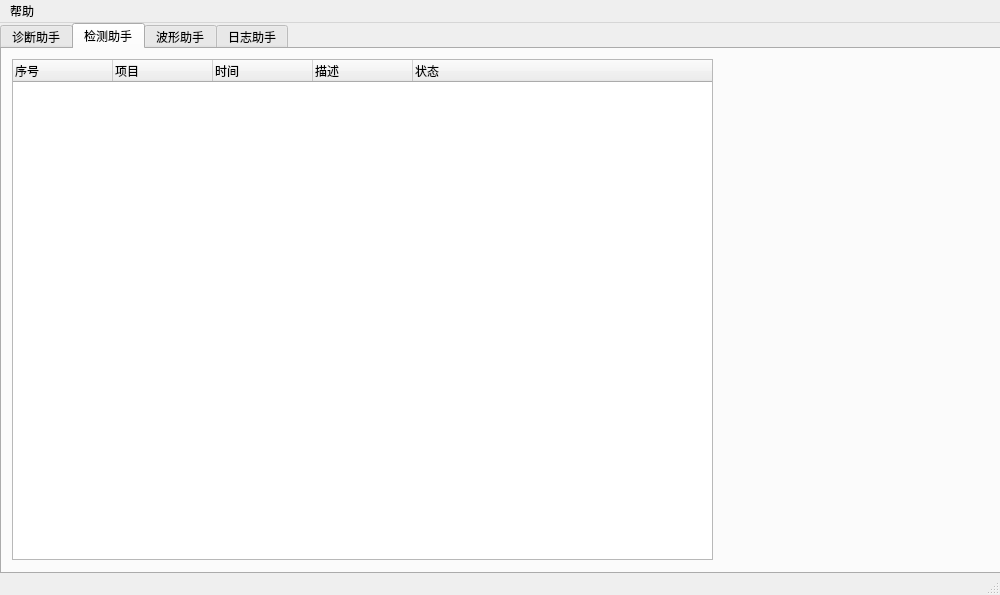
onlycalm/litchi_py, file ui/MainWin.ui: the form before one commit.
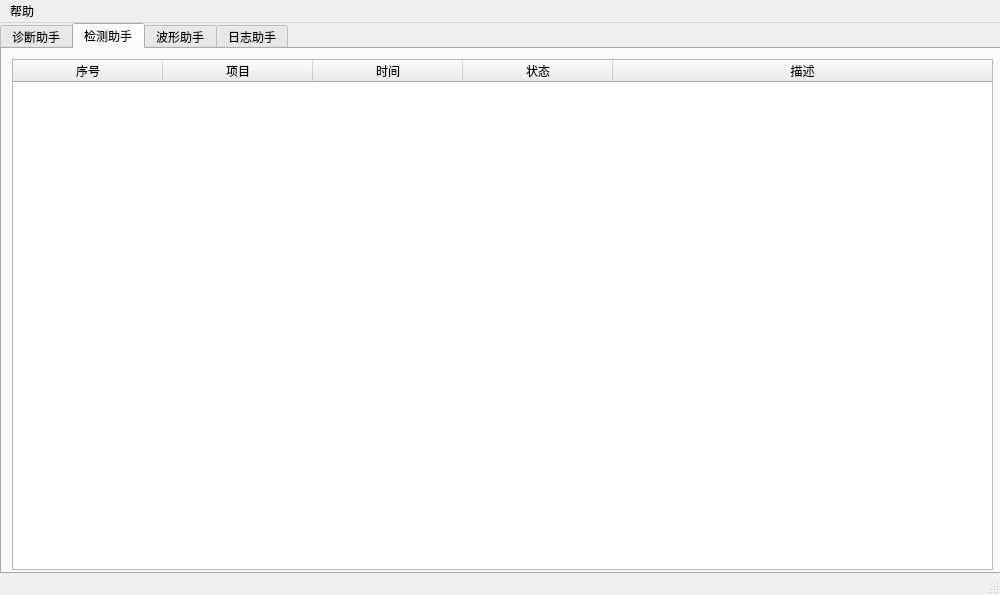
The form after the commit. The open tabs and pages were chosen to show the change. Icons and pictures are not drawn.

Diff of the .ui file:
```diff
--- a/ui/MainWin.ui
+++ b/ui/MainWin.ui
@@ -395,34 +395,64 @@
        <rect>
         <x>10</x>
         <y>10</y>
-        <width>701</width>
-        <height>501</height>
+        <width>981</width>
+        <height>511</height>
        </rect>
       </property>
+      <attribute name="headerCascadingSectionResizes">
+       <bool>false</bool>
+      </attribute>
+      <attribute name="headerDefaultSectionSize">
+       <number>150</number>
+      </attribute>
+      <attribute name="headerHighlightSections">
+       <bool>false</bool>
+      </attribute>
+      <attribute name="headerShowSortIndicator" stdset="0">
+       <bool>false</bool>
+      </attribute>
+      <attribute name="headerStretchLastSection">
+       <bool>true</bool>
+      </attribute>
       <column>
        <property name="text">
         <string>序号</string>
        </property>
+       <property name="textAlignment">
+        <set>AlignCenter</set>
+       </property>
       </column>
       <column>
        <property name="text">
         <string>项目</string>
        </property>
+       <property name="textAlignment">
+        <set>AlignCenter</set>
+       </property>
       </column>
       <column>
        <property name="text">
         <string>时间</string>
        </property>
-      </column>
-      <column>
-       <property name="text">
-        <string>描述</string>
+       <property name="textAlignment">
+        <set>AlignCenter</set>
        </property>
       </column>
       <column>
        <property name="text">
         <string>状态</string>
        </property>
+       <property name="textAlignment">
+        <set>AlignCenter</set>
+       </property>
+      </column>
+      <column>
+       <property name="text">
+        <string>描述</string>
+       </property>
+       <property name="textAlignment">
+        <set>AlignCenter</set>
+       </property>
       </column>
      </widget>
     </widget>
```
Left out of the diff: 56 changed lines with no effect on the pictures.
